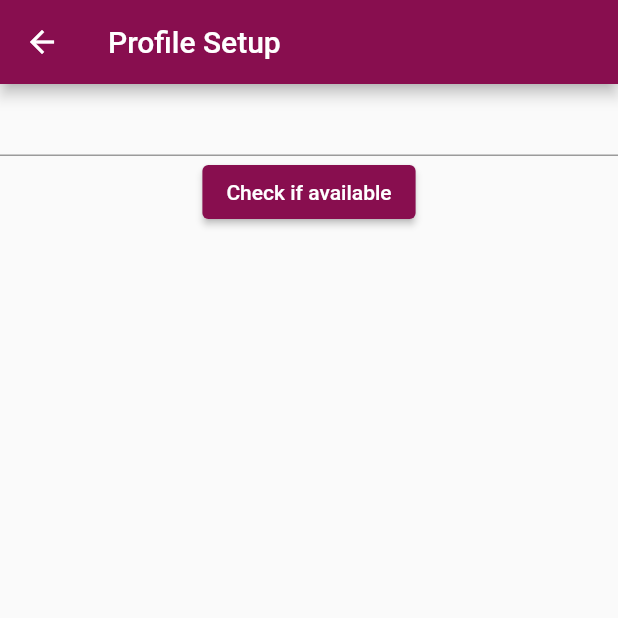
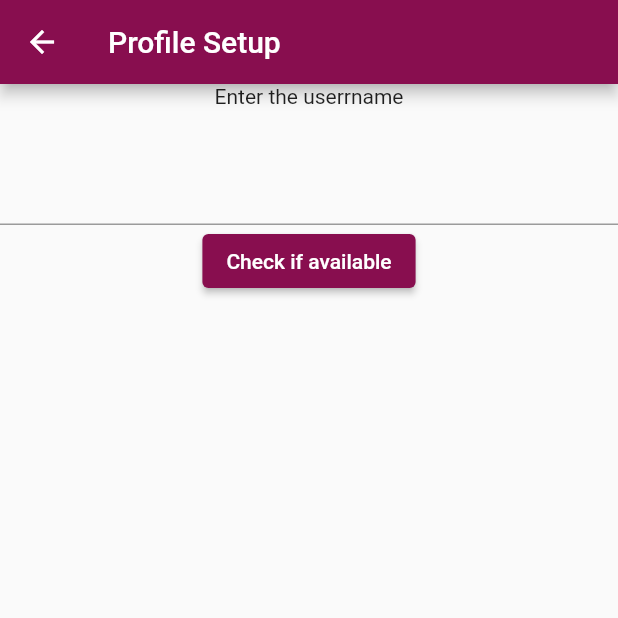
Before and after one commit to jaymalave/FlutterTask, a Flutter app: the ProfilePage screen opened directly, on a phone screen of 412 x 824 dp, the top half of it. Run offline on Flutter 3.47's test engine with Material 2 defaults, Android fonts, the phone set to English and light mode, and no system bars; our stand-ins replace cloud_firestore, firebase_auth, firebase_core, firebase_messaging, flashy_tab_bar, get and 3 more; missing offline and left inert: dart:html; accounts and stored records are empty; network calls fail.

Commit message:
UI updates

```diff
--- a/lib/auth/auth.dart
+++ b/lib/auth/auth.dart
@@ -156,7 +156,8 @@ class _LoginViewState extends State<LoginView> {
               ),
               ElevatedButton(
                 onPressed: () {
-                  loginUser(_phoneController.text);
+                  String userPhone = '+91' + _phoneController.text;
+                  loginUser(userPhone);
                 },
                 child: const Text('Done'),
               ),
--- a/lib/main.dart
+++ b/lib/main.dart
@@ -31,7 +31,9 @@ class _MyAppState extends State<MyApp> {
   Widget build(BuildContext context) {
     return MaterialApp(
       theme: ThemeData(primarySwatch: colorCustom),
-      home:  Scaffold(body: UserPreferences.checkState() ? HomePage() : LoginView()),
+      home: const Scaffold(
+        body: LoginView(),
+      ),
     );
   }
 }
--- a/lib/views/profile_setup.dart
+++ b/lib/views/profile_setup.dart
@@ -30,6 +30,14 @@ class _ProfilePageState extends State<ProfilePage> {
         ),
         body: Column(
           children: [
+           const Center(
+              child: SizedBox(
+                child: Text("Enter the userrname"),
+              ),
+            ),
+            const SizedBox(
+              height: 30,
+            ),
             TextField(
               controller: _usernameController,
             ),
```
Also changed, not shown: lib/views/home.dart (+11 -12 lines), 1 other file.
